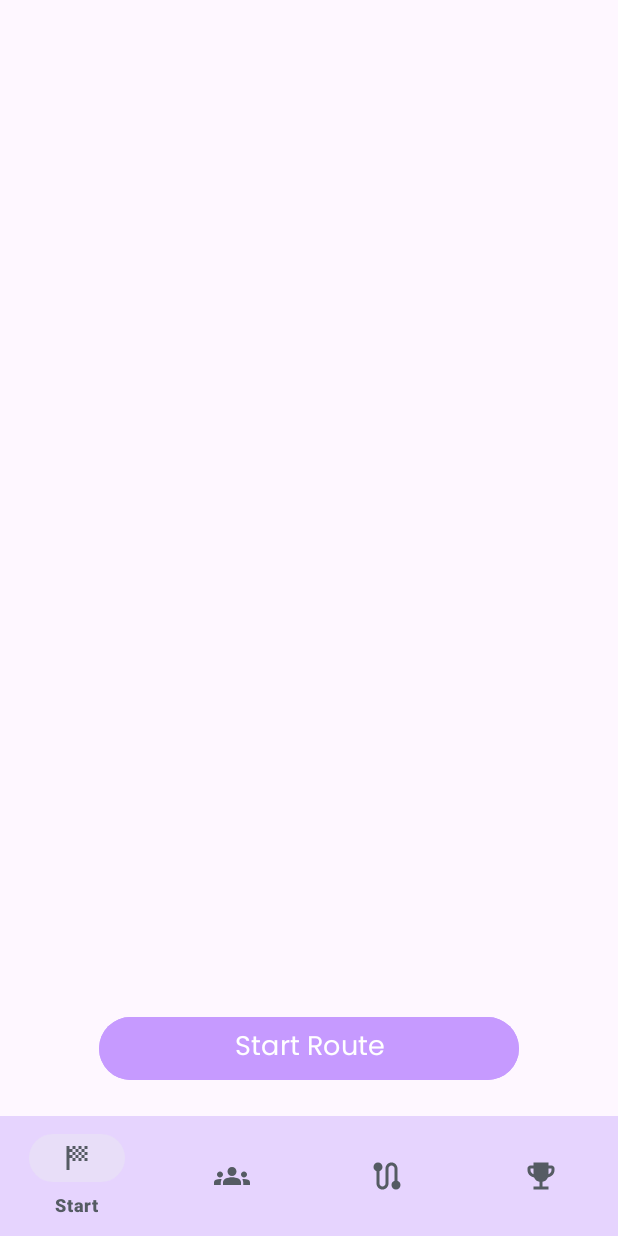
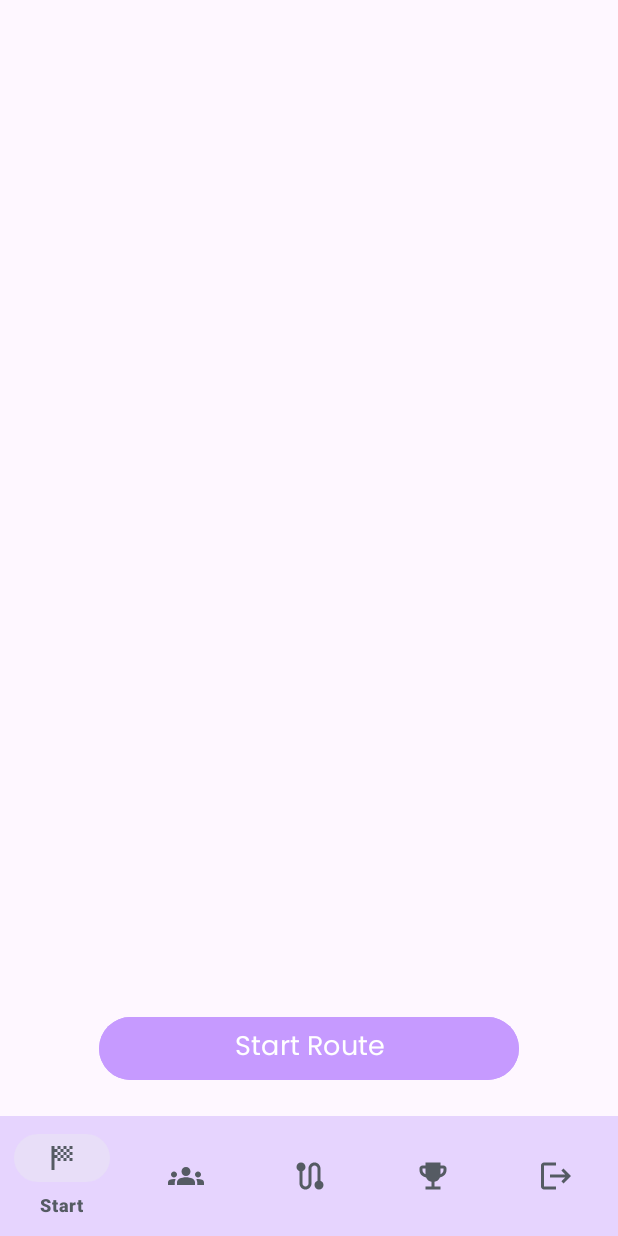
Before and after one commit to PUJ-ICM-6805/HAFFA, an Android app: the screen it shows after launch once a user with an empty profile is signed in (BottomNavigation), on a phone screen of 412 x 824 dp. Run offline under Robolectric (Android 15) with nearby library versions, the phone set to English and light mode, and no system bars; our stand-ins replace Firebase (no records; nobody signed in at launch, a user with empty details on screens opened directly).

Commit message:
boton cerrar sesion

```diff
--- a/app/src/main/java/com/example/haffa/navigation/BottomNavigation.kt
+++ b/app/src/main/java/com/example/haffa/navigation/BottomNavigation.kt
@@ -4,6 +4,7 @@ import androidx.appcompat.app.AppCompatActivity
 import android.os.Bundle
 import androidx.fragment.app.Fragment
 import com.example.haffa.R
+import com.example.haffa.authentication.LogOut
 import com.example.haffa.databinding.ActivityBottomNavigationBinding
 import com.example.haffa.friends.Friends
 import com.example.haffa.points.Points
@@ -30,7 +31,7 @@ class BottomNavigation : AppCompatActivity() {
                 R.id.friendsFragment -> replaceFragment(Friends())
                 R.id.routesFragment -> replaceFragment(ShowAllRoutesFragment())
                 R.id.pointsFragment -> replaceFragment(Points())
-
+                R.id.pointsFragment -> replaceFragment(LogOut())
                 else -> {
                 }
             }
--- /dev/null
+++ b/app/src/main/res/drawable/ic_nav_logout.xml
@@ -0,0 +1,5 @@
+<vector android:autoMirrored="true" android:height="24dp"
+    android:tint="#000000" android:viewportHeight="24"
+    android:viewportWidth="24" android:width="24dp" xmlns:android="http://schemas.android.com/apk/res/android">
+    <path android:fillColor="@android:color/white" android:pathData="M17,7l-1.41,1.41L18.17,11H8v2h10.17l-2.58,2.58L17,17l5,-5zM4,5h8V3H4c-1.1,0 -2,0.9 -2,2v14c0,1.1 0.9,2 2,2h8v-2H4V5z"/>
+</vector>
--- a/app/src/main/res/menu/bottom_navigation.xml
+++ b/app/src/main/res/menu/bottom_navigation.xml
@@ -22,5 +22,10 @@
         android:icon="@drawable/ic_nav_points"
         android:title="Points"/>
 
+    <item
+        android:id="@+id/logOutFragment"
+        android:icon="@drawable/ic_nav_logout"
+        android:title="Logout"/>
+
 
 </menu>
```
Also changed, not shown: app/src/main/java/com/example/haffa/authentication/LogOut.kt (added, +60 -0 lines), app/src/main/res/layout/fragment_log_out.xml (added, +14 -0 lines).
